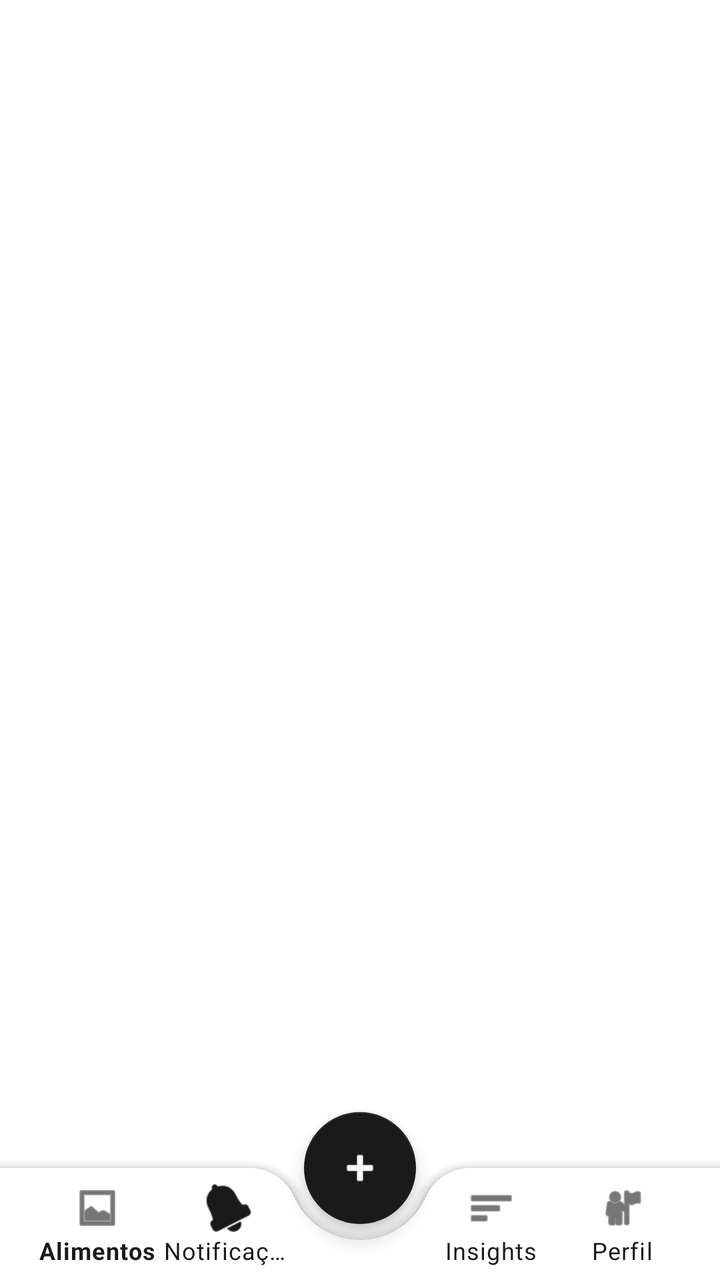
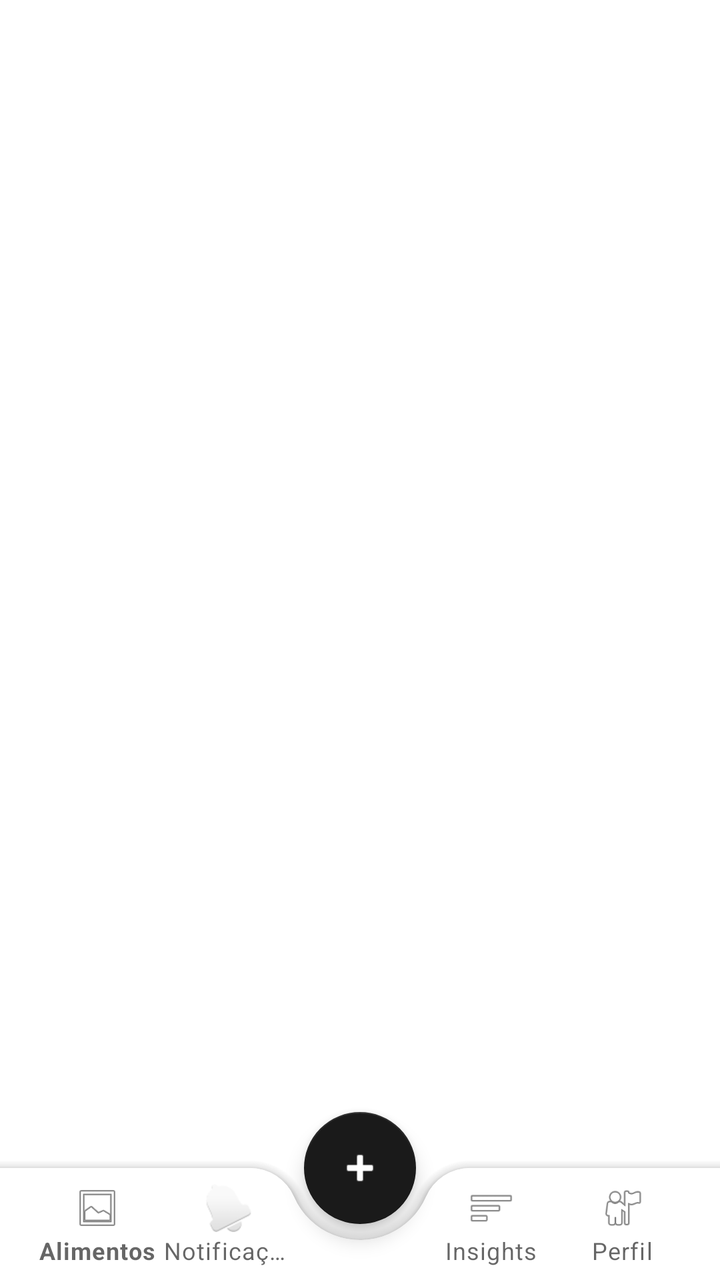

Before-and-after screenshots of an Android layout around one commit, followed by the original layout XML and the change that was made.
<!-- AndroidManifest.xml: application theme Theme.FoodGuard -->
<!-- res/layout/activity_main.xml -->
<?xml version="1.0" encoding="utf-8"?>
<androidx.coordinatorlayout.widget.CoordinatorLayout xmlns:android="http://schemas.android.com/apk/res/android"
    xmlns:app="http://schemas.android.com/apk/res-auto"
    xmlns:tools="http://schemas.android.com/tools"
    android:id="@+id/main"
    android:layout_width="match_parent"
    android:layout_height="match_parent"
    android:background="@color/white"
    tools:context=".MainActivity">

    <androidx.fragment.app.FragmentContainerView
        android:id="@+id/nav_host_fragment"
        android:layout_width="match_parent"
        android:layout_height="match_parent"
        android:layout_marginBottom="80dp" />

    <com.google.android.material.bottomappbar.BottomAppBar
        android:id="@+id/bottomAppBar"
        android:layout_width="match_parent"
        android:layout_height="wrap_content"
        android:layout_gravity="bottom"
        app:backgroundTint="@color/white"
        app:fabAlignmentMode="center"
        app:fabCradleMargin="8dp"
        app:fabCradleRoundedCornerRadius="24dp">

        <com.google.android.material.bottomnavigation.BottomNavigationView
            android:id="@+id/bottomNavigation"
            android:layout_width="match_parent"
            android:layout_height="match_parent"
            android:layout_marginEnd="16dp"
            android:background="@android:color/transparent"
            app:elevation="0dp"
            app:labelVisibilityMode="labeled"
            app:menu="@menu/bottom_nav_menu"
            app:itemIconTint="@color/primary_black"
            app:itemTextColor="@color/primary_black" />

    </com.google.android.material.bottomappbar.BottomAppBar>

    <com.google.android.material.floatingactionbutton.FloatingActionButton
        android:id="@+id/fabAdd"
        android:layout_width="wrap_content"
        android:layout_height="wrap_content"
        android:contentDescription="Adicionar Alimento"
        app:backgroundTint="@color/primary_black"
        app:layout_anchor="@id/bottomAppBar"
        app:srcCompat="@android:drawable/ic_input_add"
        app:tint="@color/white" />

</androidx.coordinatorlayout.widget.CoordinatorLayout>
<!-- resources referenced by this layout -->
<resources>
  <color name="primary_black">#1A1A1A</color>
  <color name="white">#FFFFFF</color>
  <style name="Theme.FoodGuard" parent="Base.Theme.FoodGuard" />
  <style name="Base.Theme.FoodGuard" parent="Theme.MaterialComponents.Light.NoActionBar">
          
          <item name="colorPrimary">@color/primary_black</item>
          <item name="colorPrimaryVariant">@color/black</item>
          <item name="colorOnPrimary">@color/white</item>
          
          <item name="colorSecondary">@color/secondary_black</item>
          <item name="colorSecondaryVariant">@color/black</item>
          <item name="colorOnSecondary">@color/white</item>
          
          <item name="android:statusBarColor">@color/white</item>
          <item name="android:windowLightStatusBar">true</item>
          
          <item name="android:windowBackground">@color/white</item>
      </style>
  <color name="black">#000000</color>
  <color name="secondary_black">#2D2D2D</color>
</resources>

<!-- the commit's change to res/layout/activity_main.xml (unified diff, before → after) -->
@@ -33,8 +33,10 @@
             app:elevation="0dp"
             app:labelVisibilityMode="labeled"
             app:menu="@menu/bottom_nav_menu"
-            app:itemIconTint="@color/primary_black"
-            app:itemTextColor="@color/primary_black" />
+            app:itemIconTint="@color/bnv_tab_item_color"
+            app:itemTextColor="@color/bnv_tab_item_color"
+            app:itemTextAppearanceActive="@style/BottomNavText.Active"
+            app:itemTextAppearanceInactive="@style/BottomNavText.Inactive" />
 
     </com.google.android.material.bottomappbar.BottomAppBar>
 
<!-- resource entries referenced after the edit -->
@@ -2,6 +2,16 @@
 <resources>
   <color name="primary_black">#1A1A1A</color>
   <color name="white">#FFFFFF</color>
+  <style name="BottomNavText.Active" parent="TextAppearance.MaterialComponents.Caption">
+          <item name="android:textSize">12sp</item>
+          <item name="android:textStyle">bold</item>
+          <item name="android:fontFamily">sans-serif-medium</item>
+      </style>
+  <style name="BottomNavText.Inactive" parent="TextAppearance.MaterialComponents.Caption">
+          <item name="android:textSize">12sp</item>
+          <item name="android:textStyle">normal</item>
+          <item name="android:fontFamily">sans-serif</item>
+      </style>
   <style name="Theme.FoodGuard" parent="Base.Theme.FoodGuard" />
   <style name="Base.Theme.FoodGuard" parent="Theme.MaterialComponents.Light.NoActionBar">
           
